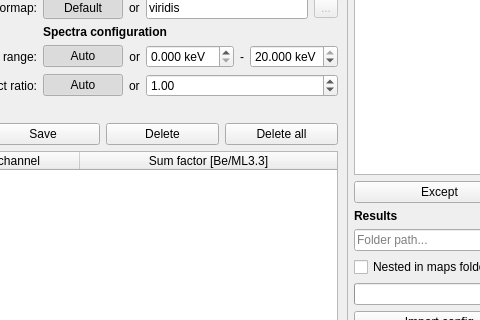
Old version of the form batch.ui in the repository pfilipl/PolyX-XRF-Data-Analyser; both pictures show x 392 to 872 and y 102 to 422 of the 1104 by 720 pixel window.
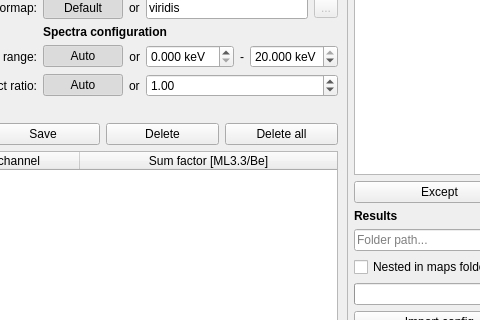
New version of the form.

The edit to the form file:
```diff
--- a/batch.ui
+++ b/batch.ui
@@ -1176,7 +1176,7 @@
           </column>
           <column>
            <property name="text">
-            <string>Sum factor [Be/ML3.3]</string>
+            <string>Sum factor [ML3.3/Be]</string>
            </property>
           </column>
          </widget>
```
